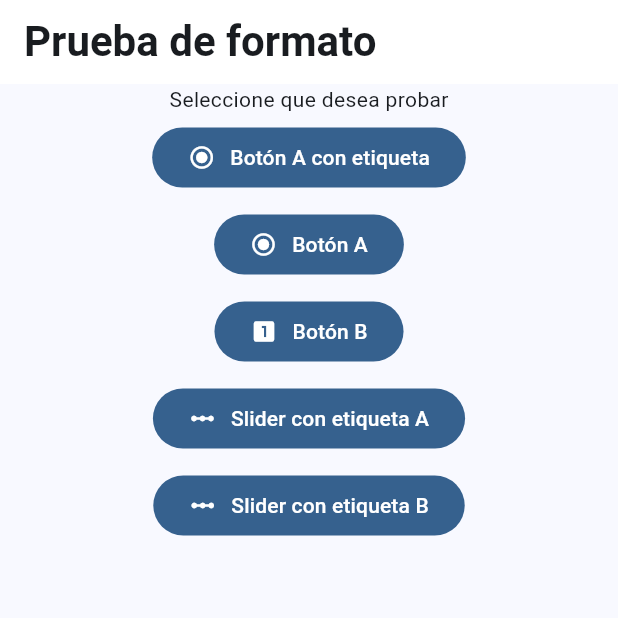
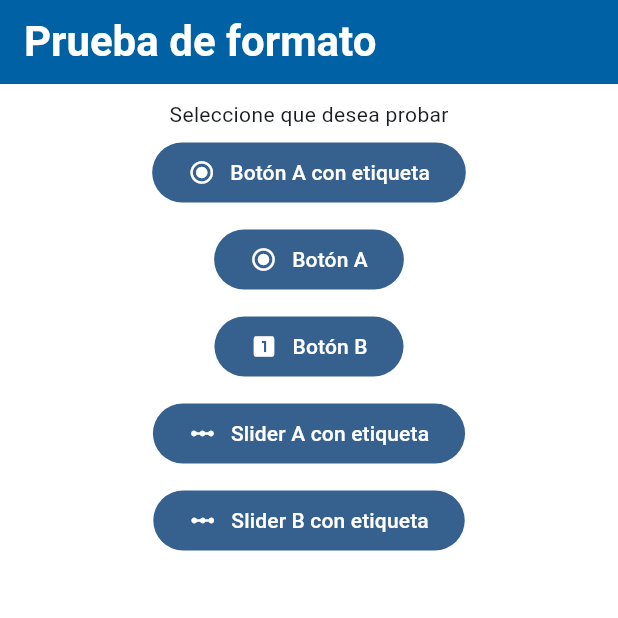
Before and after one commit to MariaGalGon/tfm_flutter_test, a Flutter app: the screen it shows after launch, on a phone screen of 412 x 824 dp, the top half of it. Run offline on Flutter 3.47's test engine with Material 3 defaults, Android fonts, the light colour scheme and no system bars.

Commit message:
First version to release

```diff
--- a/lib/components/box-button-component.dart
+++ b/lib/components/box-button-component.dart
@@ -45,7 +45,6 @@ class _BoxButtonComponentState extends State<BoxButtonComponent> {
   @override
   Widget build(BuildContext context) {
     return Row(
-      mainAxisAlignment: MainAxisAlignment.center,
       crossAxisAlignment: CrossAxisAlignment.center,
       children: [
         Text(widget._adjLeft, style: TextStyle(fontSize: 14)),
--- a/lib/components/radio-component.dart
+++ b/lib/components/radio-component.dart
@@ -15,7 +15,6 @@ class _RadioComponentState extends State<RadioComponent> {
   @override
   Widget build(BuildContext context) {
     return Row(
-      mainAxisAlignment: MainAxisAlignment.center,
       crossAxisAlignment: CrossAxisAlignment.center,
       children: [
       Text(widget._adjLeft),
--- a/lib/components/radio-label-component.dart
+++ b/lib/components/radio-label-component.dart
@@ -16,7 +16,6 @@ class _RadioComponentState extends State<RadioLabelComponent> {
   @override
   Widget build(BuildContext context) {
     return Row(
-      mainAxisAlignment: MainAxisAlignment.center,
       crossAxisAlignment: CrossAxisAlignment.center,
       children: [
         Text(widget._adjLeft),
--- a/lib/components/slider-marked-component.dart
+++ b/lib/components/slider-marked-component.dart
@@ -34,7 +34,6 @@ class _SliderMarkedComponentState extends State<SliderMarkedComponent> {
 
   Widget buildElements() {
     return Row(
-      mainAxisAlignment: MainAxisAlignment.center,
       crossAxisAlignment: CrossAxisAlignment.center,
       children: [
         Text(widget._adjLeft, style: TextStyle(fontSize: 14)),
@@ -44,7 +43,7 @@ class _SliderMarkedComponentState extends State<SliderMarkedComponent> {
               value: widget._currentValue.toDouble(),
               min: 1,
               max: 7,
-              divisions: 7,
+              divisions: 6,
               label: "${widget._currentValue}",
               onChanged: (newValue) {
                 setState(() {
--- a/lib/main.dart
+++ b/lib/main.dart
@@ -18,7 +18,8 @@ class MyApp extends StatelessWidget {
       debugShowCheckedModeBanner: false,
       theme: ThemeData(
         colorScheme: ColorScheme.fromSeed(
-            seedColor: Colors.blue, background: Colors.white),
+            seedColor: Colors.blue),
+        scaffoldBackgroundColor: Colors.white,
         useMaterial3: true,
       ),
       navigatorKey: keyNavigator,
@@ -37,10 +38,15 @@ class MyHomePage extends StatelessWidget {
     return Scaffold(
       appBar: AppBar(
         title: Text("Prueba de formato",
-            style: TextStyle(fontWeight: FontWeight.bold, fontSize: 28)),
-        backgroundColor: Colors.white,
+            style: TextStyle(
+                fontWeight: FontWeight.bold,
+                fontSize: 28,
+                color: Colors.white)),
+        backgroundColor: Color.fromRGBO(0, 97, 164, 1),
       ),
-      body: Center(
+      body: Padding(
+        padding: const EdgeInsets.only(top: 10),
+        child: Center(
           child: Column(children: [
             Text("Seleccione que desea probar", style: TextStyle(fontSize: 14)),
             CustomButton(
@@ -59,14 +65,15 @@ class MyHomePage extends StatelessWidget {
             CustomButton(
                 () => Navigator.pushNamed(context, "/form",
                     arguments: "slider-label-A"),
-              "Slider con etiqueta A",
+                "Slider A con etiqueta",
                 Icons.linear_scale),
             CustomButton(
                 () => Navigator.pushNamed(context, "/form",
                     arguments: "slider-label-B"),
-              "Slider con etiqueta B",
+                "Slider B con etiqueta",
                 Icons.linear_scale)
           ]),
+        ),
       ),
     );
   }
```
Also changed, not shown: lib/components/slider-component.dart (+1 -9 lines), lib/screens/form-page.dart (+31 -2 lines). Lines whose indentation alone changed are shown as unchanged.
